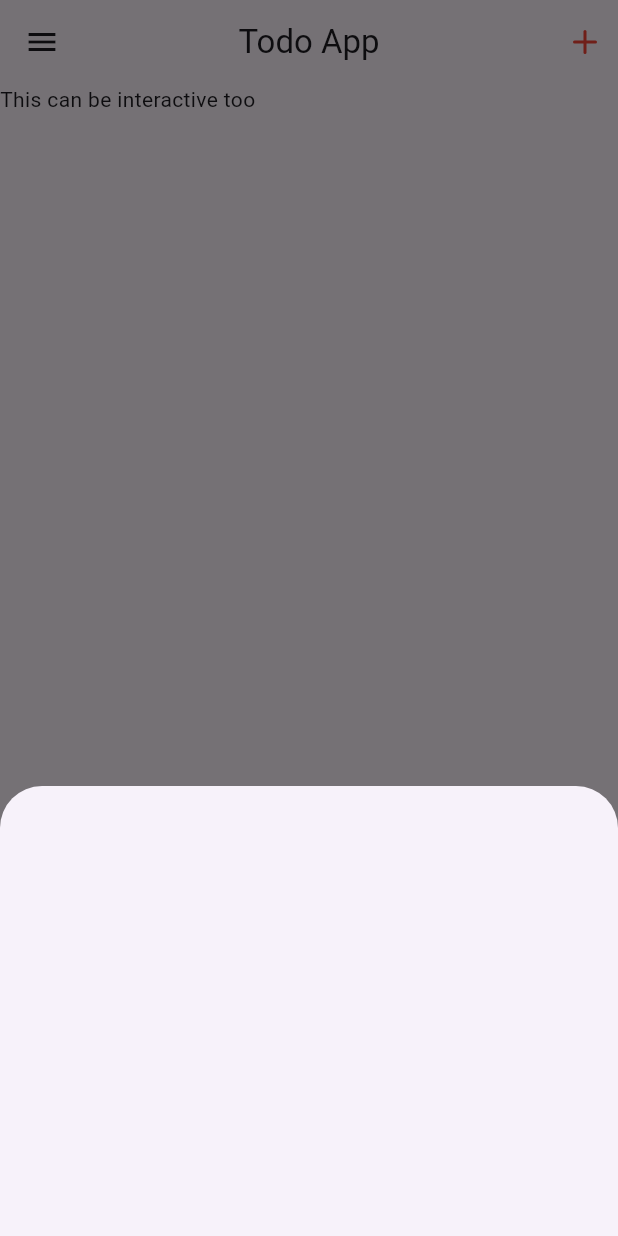
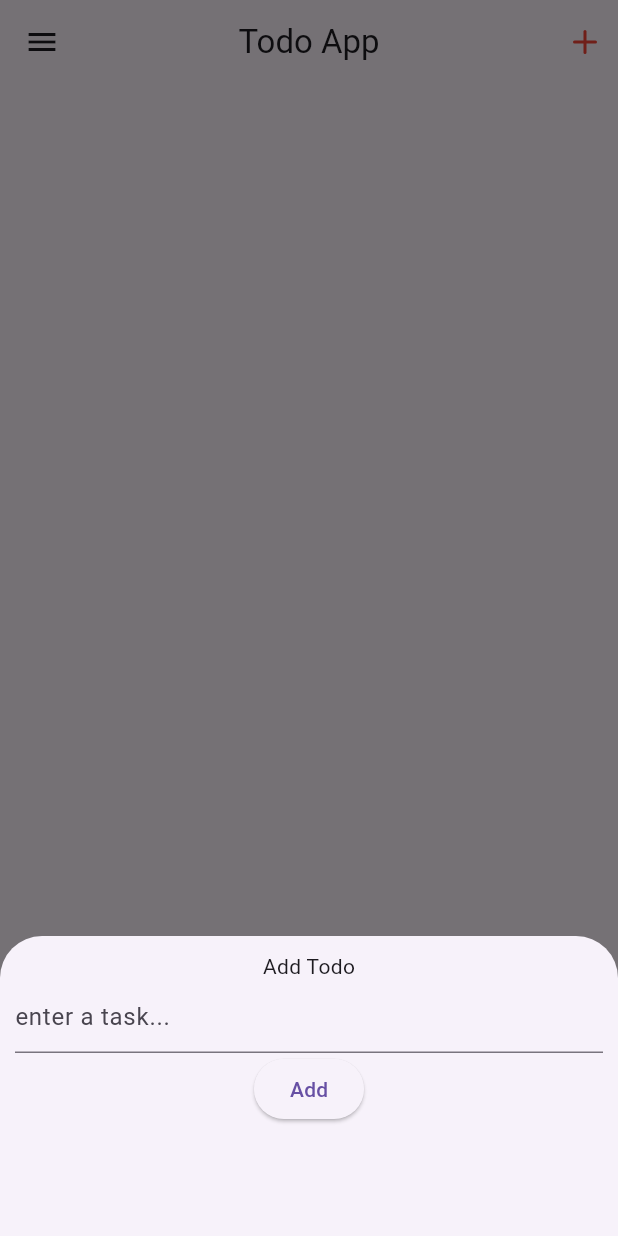
Before and after one commit to Emekaony/Todo-App, a Flutter app: the screen it shows after launch, after a tap on an icon or button, on a phone screen of 412 x 824 dp. Run offline on Flutter 3.47's test engine with Material 3 defaults, Android fonts, the phone set to English and light mode, and no system bars; our stand-ins replace feather_icons.

Commit message:
Figured out how to communicate between parent and child

```diff
--- /dev/null
+++ b/lib/add_todo.dart
@@ -0,0 +1,33 @@
+import "package:flutter/material.dart";
+
+class AddTodo extends StatefulWidget {
+  AddTodo({required this.onTextChanged, super.key});
+  // callback that signifies that something has changed!
+  final ValueChanged<String> onTextChanged;
+
+  @override
+  State<AddTodo> createState() => _AddTodoState();
+}
+
+class _AddTodoState extends State<AddTodo> {
+  TextEditingController todoText = TextEditingController();
+  // String textToChange = "";
+
+  @override
+  Widget build(BuildContext context) {
+    return Column(
+      children: [
+        Text("Add Todo"),
+        TextField(
+          controller: todoText, // sync this to the controller
+          decoration: InputDecoration(hintText: "enter a task..."),
+        ),
+        ElevatedButton(
+          // just call this function when the add button is pressed!
+          onPressed: () => widget.onTextChanged(todoText.text),
+          child: Text("Add"),
+        )
+      ],
+    );
+  }
+}
--- a/lib/main_screen.dart
+++ b/lib/main_screen.dart
@@ -1,5 +1,6 @@
 import "package:flutter/material.dart";
 import "package:feather_icons/feather_icons.dart";
+import "package:flutter_app_one/add_todo.dart";
 
 class MainScreen extends StatefulWidget {
   const MainScreen({super.key});
@@ -9,6 +10,14 @@ class MainScreen extends StatefulWidget {
 }
 
 class _MainScreenState extends State<MainScreen> {
+  String text = "";
+
+  void handleTextChanged(String newText) {
+    setState(() {
+      text = newText;
+    });
+  }
+
   @override
   Widget build(BuildContext context) {
     // so inside the screens we ise Scaffold
@@ -27,7 +36,11 @@ class _MainScreenState extends State<MainScreen> {
                   context: context,
                   builder: (context) {
                     return Container(
-                        height: 300,
+                      height: 200,
+                      padding: EdgeInsets.all(10.0),
+                      child: AddTodo(
+                        onTextChanged: handleTextChanged,
+                      ),
                     );
                   });
             },
@@ -43,11 +56,9 @@ class _MainScreenState extends State<MainScreen> {
         centerTitle: true,
         title: const Text("Todo App"),
       ),
-        body: GestureDetector(
-          onTap: () {
-            print("Text detected");
-          },
-          child: Text("This can be interactive too"),
-        ));
+      body: Container(
+        child: Text(text),
+      ),
+    );
   }
 }
```
Lines whose indentation alone changed are shown as unchanged.
